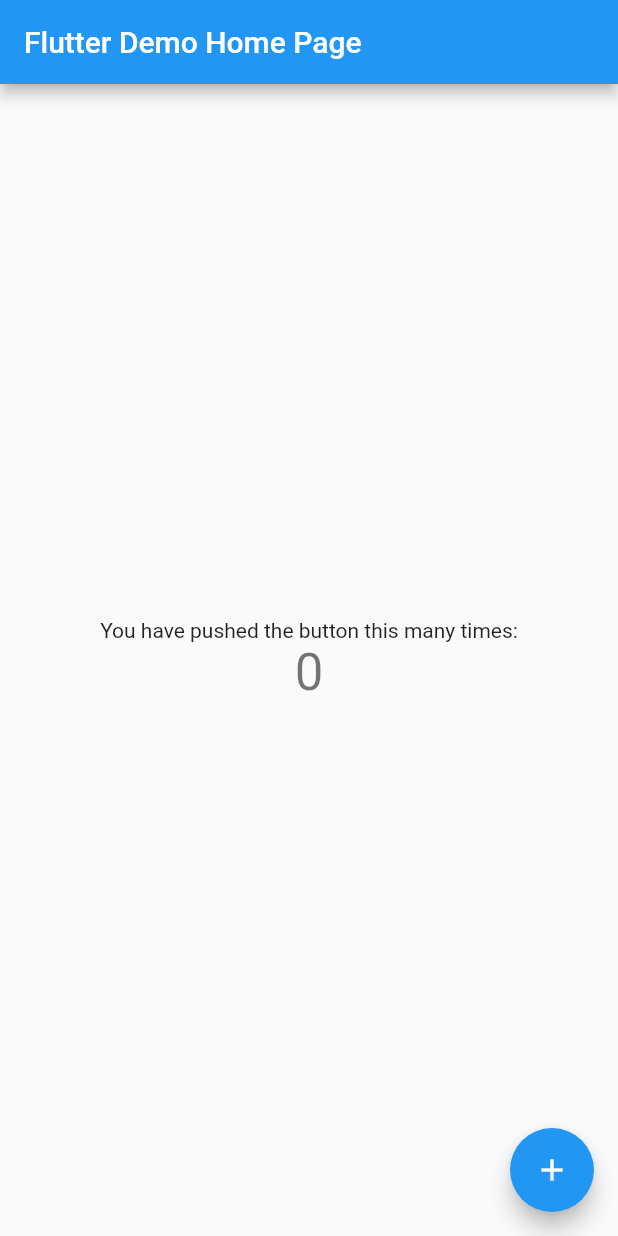
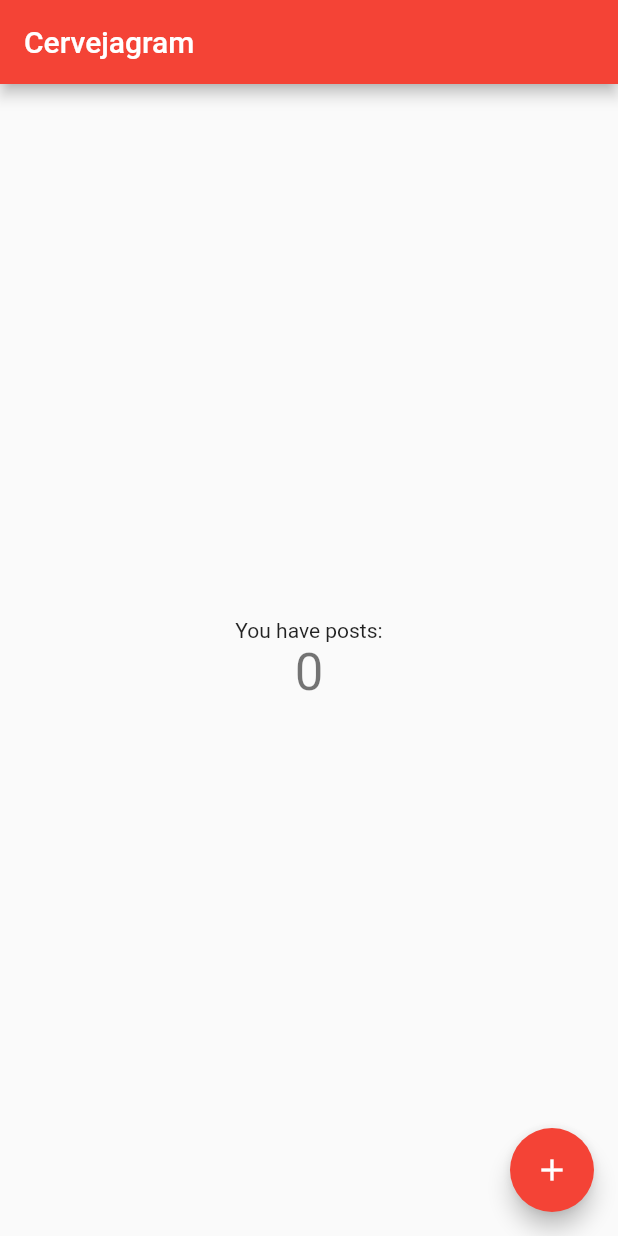
Before and after one commit to lhclopes/cervejaiadaappflutter, a Flutter app: the screen it shows after launch, on a phone screen of 412 x 824 dp. Run offline on Flutter 3.47's test engine with Material 2 defaults, Android fonts, the phone set to English and light mode, and no system bars.

Commit message:
Inicio do projeto

```diff
--- a/lib/main.dart
+++ b/lib/main.dart
@@ -11,7 +11,7 @@ class MyApp extends StatelessWidget {
   @override
   Widget build(BuildContext context) {
     return MaterialApp(
-      title: 'Flutter Demo',
+      title: 'Cervejaiada',
       theme: ThemeData(
         // This is the theme of your application.
         //
@@ -22,9 +22,9 @@ class MyApp extends StatelessWidget {
         // or simply save your changes to "hot reload" in a Flutter IDE).
         // Notice that the counter didn't reset back to zero; the application
         // is not restarted.
-        primarySwatch: Colors.blue,
+        primarySwatch: Colors.red,
       ),
-      home: const MyHomePage(title: 'Flutter Demo Home Page'),
+      home: const MyHomePage(title: 'Cervejagram'),
     );
   }
 }
@@ -96,7 +96,7 @@ class _MyHomePageState extends State<MyHomePage> {
           mainAxisAlignment: MainAxisAlignment.center,
           children: <Widget>[
             const Text(
-              'You have pushed the button this many times:',
+              'You have posts:',
             ),
             Text(
               '$_counter',
```
